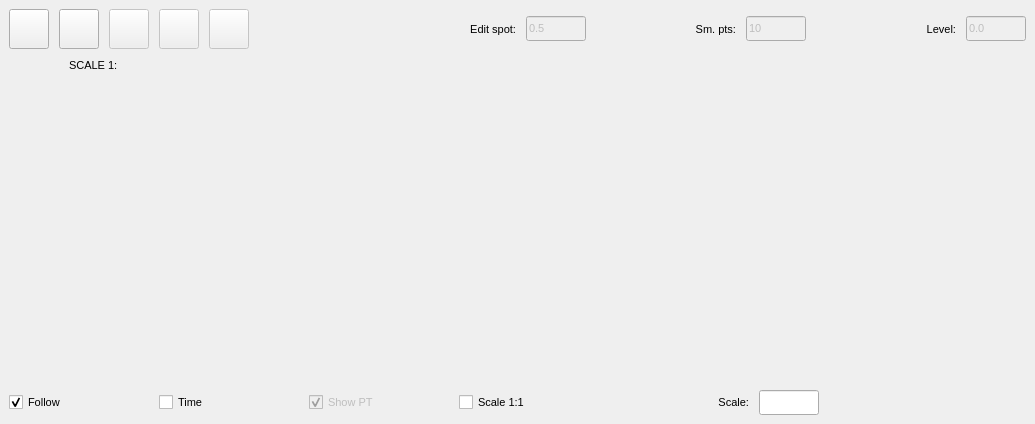
This is project/_ui/_Lview.ui in AlexKayurin/JustPipe as Qt 5 draws it before an edit. The edited form follows.
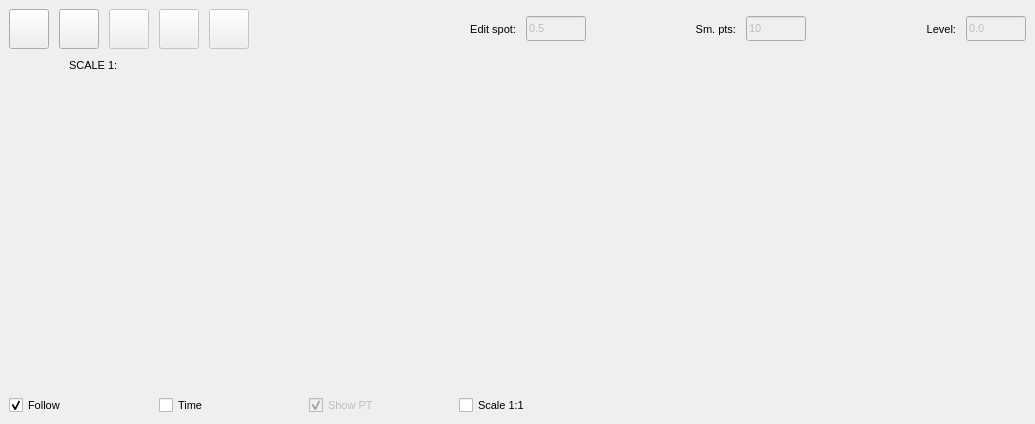
This is the edited form. Custom widgets are drawn as their Qt base class.

Commit message: lview aspect ctrl+mouse wheel added; global versions No changed; 08/02/2026 v2.1

The edit to the form file:
```diff
--- a/project/_ui/_Lview.ui
+++ b/project/_ui/_Lview.ui
@@ -493,54 +493,6 @@
         </property>
        </widget>
       </item>
-      <item>
-       <widget class="QLabel" name="l3">
-        <property name="minimumSize">
-         <size>
-          <width>140</width>
-          <height>20</height>
-         </size>
-        </property>
-        <property name="maximumSize">
-         <size>
-          <width>140</width>
-          <height>20</height>
-         </size>
-        </property>
-        <property name="font">
-         <font>
-          <pointsize>8</pointsize>
-         </font>
-        </property>
-        <property name="text">
-         <string>Scale:</string>
-        </property>
-        <property name="alignment">
-         <set>Qt::AlignRight|Qt::AlignTrailing|Qt::AlignVCenter</set>
-        </property>
-       </widget>
-      </item>
-      <item>
-       <widget class="QLineEdit" name="t_aspect">
-        <property name="minimumSize">
-         <size>
-          <width>60</width>
-          <height>25</height>
-         </size>
-        </property>
-        <property name="maximumSize">
-         <size>
-          <width>60</width>
-          <height>25</height>
-         </size>
-        </property>
-        <property name="font">
-         <font>
-          <pointsize>8</pointsize>
-         </font>
-        </property>
-       </widget>
-      </item>
       <item>
        <spacer name="horizontalSpacer_2">
         <property name="orientation">
```
Left out of the diff: 35 changed lines with no effect on the pictures. The commit also changes 2553 other files.
